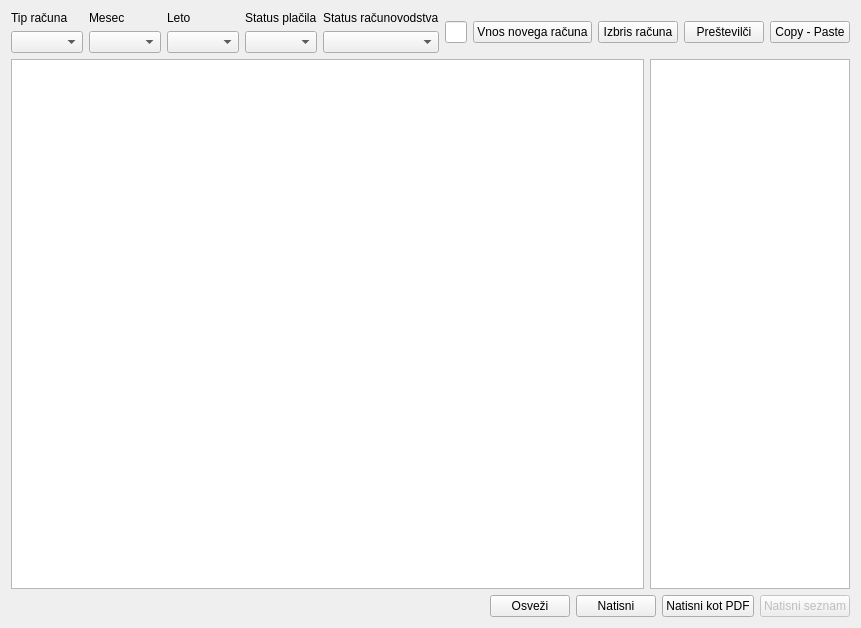
The window that wid_racuni.ui (bubi-luka/BubiRacun) describes before a commit, drawn with Qt 5.
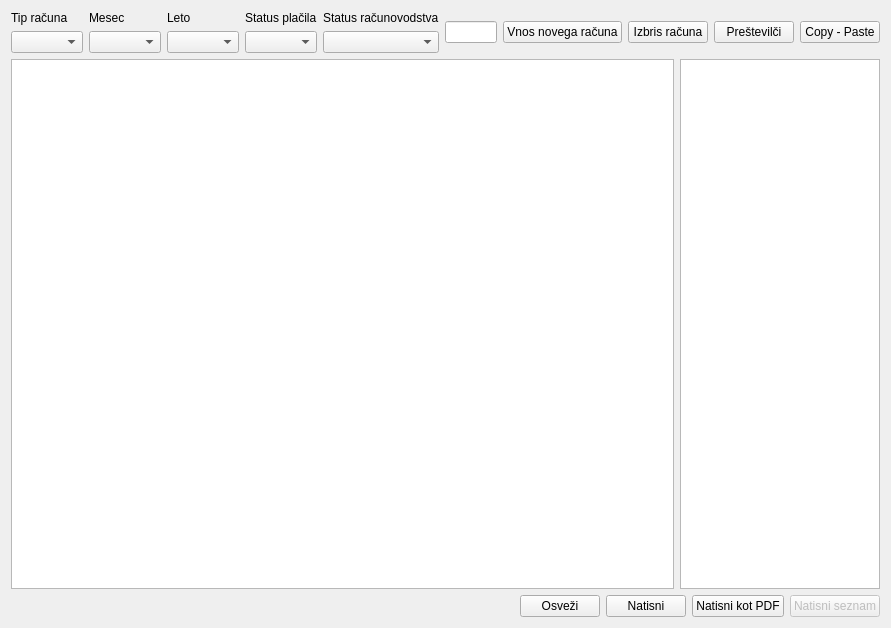
The same window after the commit.

Commit message:
SANDY THEME FOR APPLICATION & ALTERNATING ROWS IN TABLES
closes #105

Patch:
```diff
--- a/wid_racuni.ui
+++ b/wid_racuni.ui
@@ -9,7 +9,7 @@
    <rect>
     <x>0</x>
     <y>0</y>
-    <width>854</width>
+    <width>891</width>
     <height>628</height>
    </rect>
   </property>
@@ -155,6 +155,9 @@
        <property name="editTriggers">
         <set>QAbstractItemView::NoEditTriggers</set>
        </property>
+       <property name="alternatingRowColors">
+        <bool>true</bool>
+       </property>
        <property name="selectionMode">
         <enum>QAbstractItemView::ExtendedSelection</enum>
        </property>
@@ -183,6 +186,9 @@
        <property name="editTriggers">
         <set>QAbstractItemView::NoEditTriggers</set>
        </property>
+       <property name="alternatingRowColors">
+        <bool>true</bool>
+       </property>
        <property name="selectionMode">
         <enum>QAbstractItemView::ExtendedSelection</enum>
        </property>
```
The commit also changes 33 other files.
